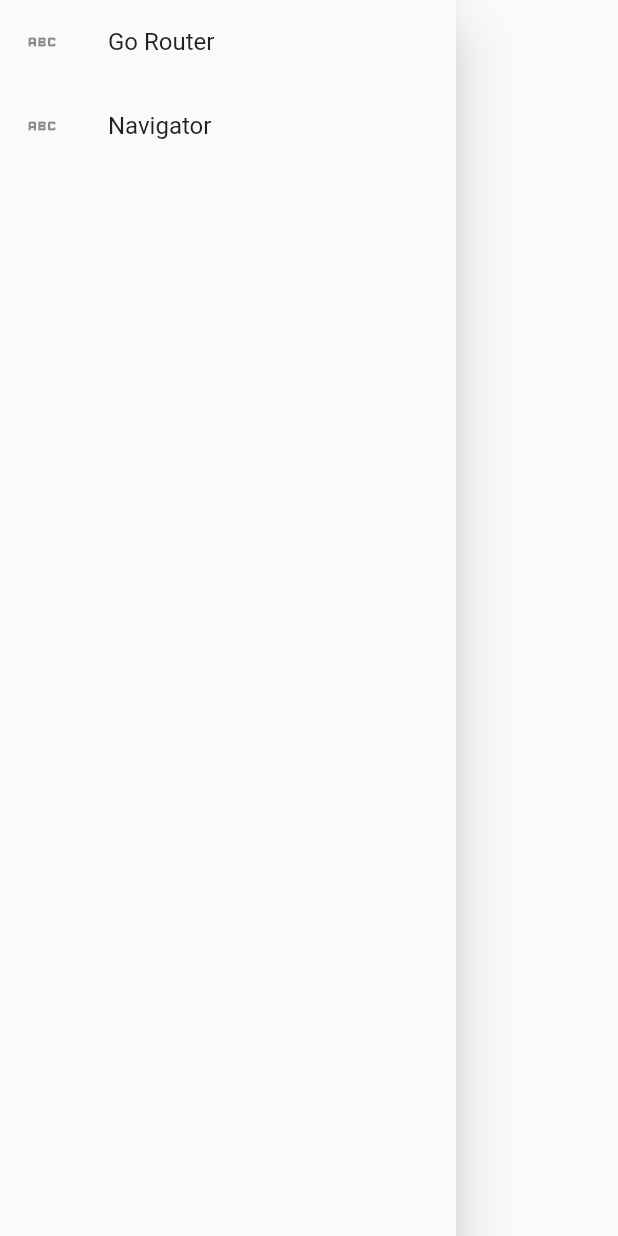
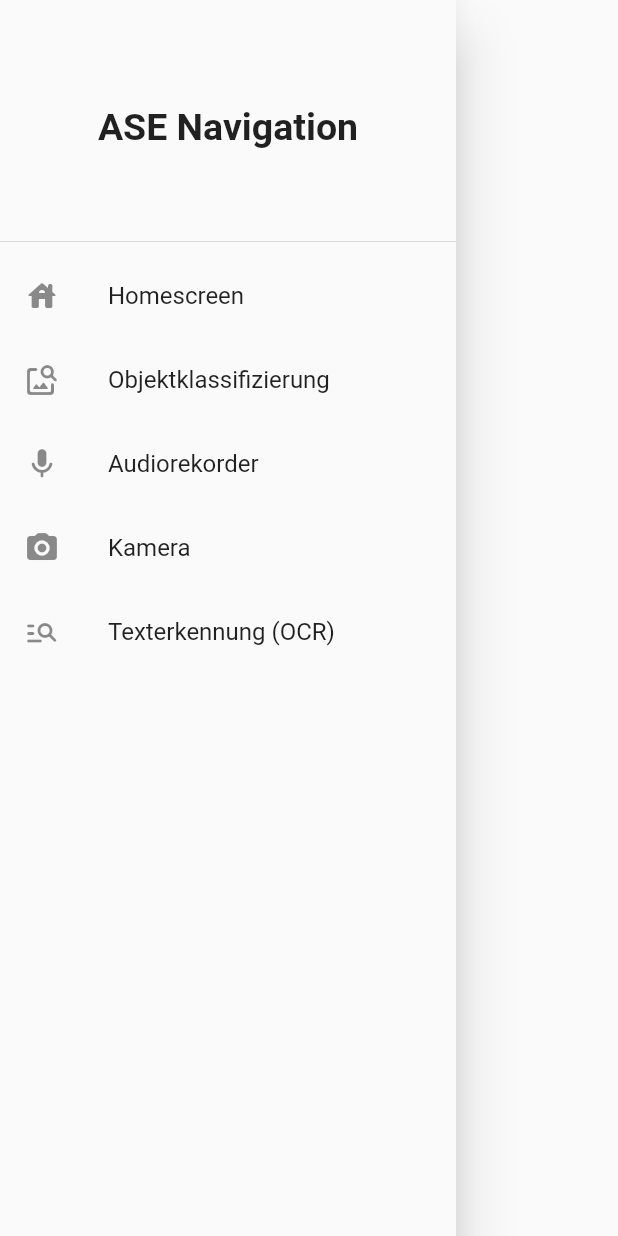
Before and after one commit to xenonv1/r2d, a Flutter app: the DrawerWidget widget shown alone on an empty page, opened directly, on a phone screen of 412 x 824 dp. Run offline on Flutter 3.47's test engine with Material 2 defaults, Android fonts, the phone set to English and light mode, and no system bars; our stand-ins replace go_router.

Commit message:
implementation of routing for the r2d-modules
using named routes with go-router in the app-drawer

```diff
--- a/flutter/r2d/lib/DrawerWidget.dart
+++ b/flutter/r2d/lib/DrawerWidget.dart
@@ -12,19 +12,41 @@ class DrawerWidget extends StatelessWidget {
     return Drawer(
       child: ListView(
         children: [
-          ListTile(
-            leading: const Icon(Icons.abc),
-            title: const Text("Go Router"),
-            onTap: () => context.go('/go-router-screen'),
+          const DrawerHeader(
+            child: Center(
+              child: Text(
+                style: TextStyle(
+                  fontSize: 25.0,
+                  fontWeight: FontWeight.w600,
+                ),
+                'ASE Navigation'),
+              ),
           ),
           ListTile(
-            leading: const Icon(Icons.abc),
-            title: const Text("Navigator"),
-            onTap: () {
-              Navigator.push(context,
-                  MaterialPageRoute(builder: ((context) => NavigatorTestRoute())));
-            },
+            leading: const Icon(Icons.house_rounded),
+            title: const Text('Homescreen'),
+            onTap: () => context.go('/')
           ),
+          ListTile(
+            leading: const Icon(Icons.image_search_rounded),
+            title: const Text('Objektklassifizierung'),
+            onTap: () => context.go('/object-classification'),
+          ),
+          ListTile(
+            leading: const Icon(Icons.mic_rounded),
+            title: const Text('Audiorekorder'),
+            onTap: () => context.go('/audio-recorder'),
+            ),
+            ListTile(
+             leading: const Icon(Icons.camera_alt_rounded),
+             title: const Text('Kamera'),
+             onTap: () => context.go('/camera'),
+            ),
+            ListTile(
+             leading: const Icon(Icons.manage_search_rounded),
+             title: const Text('Texterkennung (OCR)'),
+             onTap: () => context.go('/ocr'),
+            ),
         ],
       ),
     );
--- a/flutter/r2d/lib/main.dart
+++ b/flutter/r2d/lib/main.dart
@@ -1,11 +1,14 @@
 import 'package:flutter/material.dart';
 import 'package:go_router/go_router.dart';
 
-import 'GoRouterRoute.dart';
 import 'server.dart';
 import 'StreamWidget.dart';
 import 'StreamBuilderWidget.dart';
 import 'DrawerWidget.dart';
+import 'ObjectClassificationWidget.dart';
+import 'AudioRecorderWidget.dart';
+import 'CameraWidget.dart';
+import 'TextRecognitionWidget.dart';
 
 void main() {
   // start the websocket server when the app is launched (no need for second version)
@@ -23,10 +26,25 @@ final GoRouter _router = GoRouter(
           return const MyHomePage(title: 'R2D-App');
         }),
     GoRoute(
-        path: '/go-router-screen',
+        path: '/object-classification',
         builder: (BuildContext context, GoRouterState state) {
-          return const GoRouterRoute();
-        })
+          return const ObjectClassificationWidget();
+        }),
+    GoRoute(
+        path: '/audio-recorder',
+        builder: (BuildContext context, GoRouterState state) {
+          return const AudioRecorderWidget();
+        }),
+    GoRoute(
+        path: '/camera',
+        builder: (BuildContext context, GoRouterState state) {
+          return const CameraWidget();
+        }),
+    GoRoute(
+        path: '/ocr',
+        builder: (BuildContext context, GoRouterState state) {
+          return const TextRecognitionWidget();
+        }),
   ],
 );
 
@@ -63,7 +81,7 @@ class _MyHomePageState extends State<MyHomePage> {
       appBar: AppBar(
         title: Text(widget.title),
       ),
-      drawer: DrawerWidget(),
+      drawer: const DrawerWidget(),
       body: Center(
         child: Column(
           mainAxisAlignment: MainAxisAlignment.center,
```
Also changed, not shown: flutter/r2d/lib/AudioRecorderWidget.dart (added, +11 -0 lines), flutter/r2d/lib/CameraWidget.dart (renamed from flutter/r2d/lib/GoRouterRoute.dart, +5 -6 lines), flutter/r2d/lib/ObjectClassificationWidget.dart (added, +11 -0 lines), flutter/r2d/lib/TextRecognitionWidget.dart (added, +11 -0 lines).
